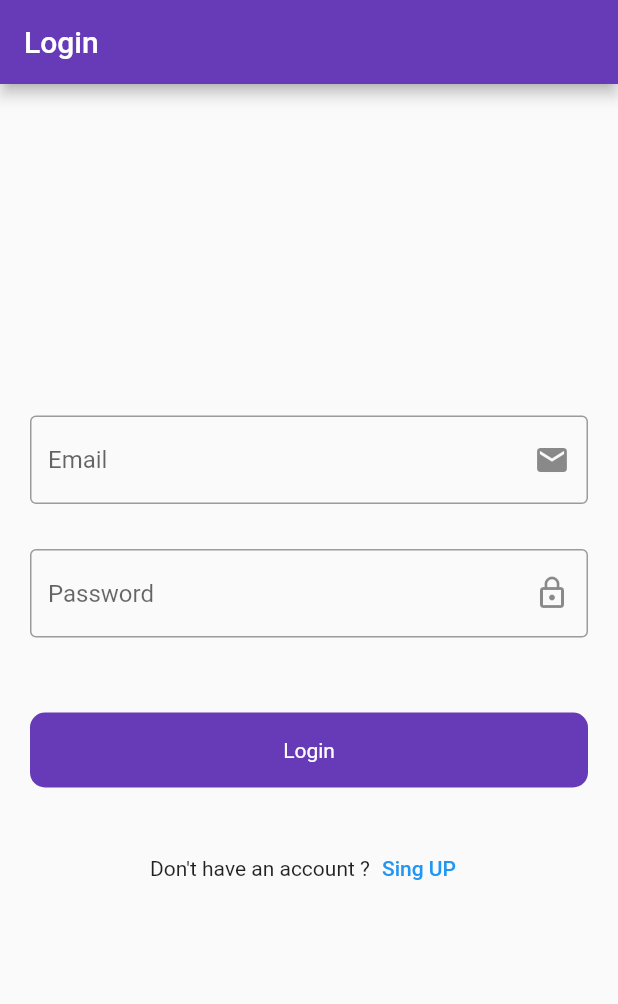
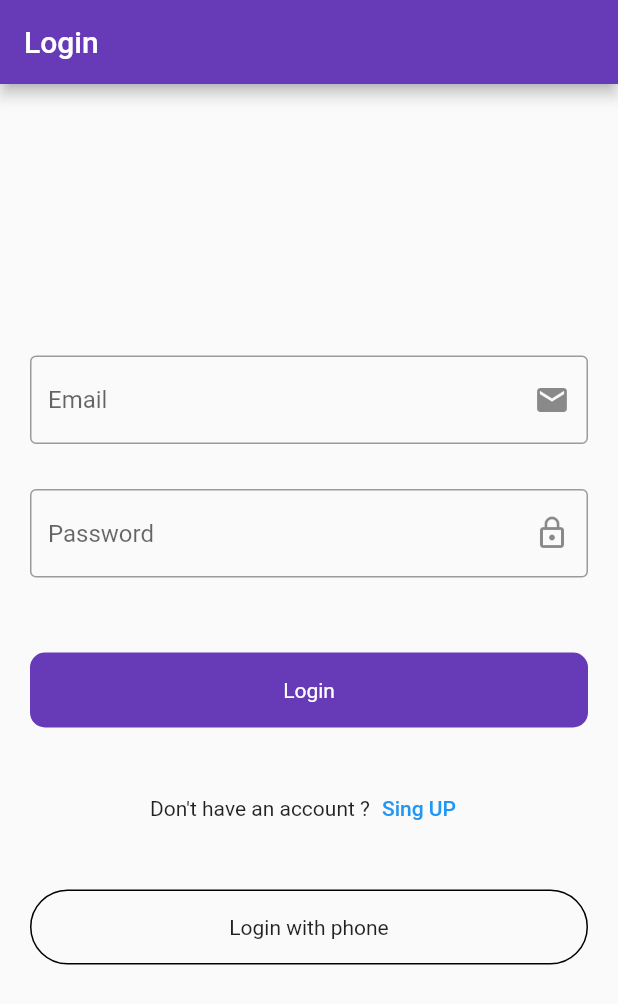
Before and after one commit to ahmedalgzery/Firebase, a Flutter app: the screen it shows after launch, on a phone screen of 412 x 824 dp. Shown: the top 1004 px of the screen. Run offline on Flutter 3.47's test engine with Material 2 defaults, Android fonts, the phone set to English and light mode, and no system bars; our stand-ins replace firebase_auth, firebase_core, fluttertoast; missing offline and left inert: dart:html; accounts and stored records are empty.

Commit message:
Part - 10 | Flutter Firebase Phone Authentication

```diff
--- a/lib/ui/auth/login_screen.dart
+++ b/lib/ui/auth/login_screen.dart
@@ -1,3 +1,4 @@
+import 'package:firebase/ui/auth/login_with_phone.dart';
 import 'package:firebase/ui/auth/sinup_screen.dart';
 import 'package:firebase/ui/posts/post_screen.dart';
 import 'package:firebase/utils/utils.dart';
@@ -144,6 +145,28 @@ class _LoginScreenState extends State<LoginScreen> {
                     ),
                   ),
                 ],
+              ),
+              const SizedBox(
+                height: 30,
+              ),
+              InkWell(
+                onTap: () {
+                  Navigator.push(
+                    context,
+                    MaterialPageRoute(
+                      builder: (context) => const LoginWithPhone(),
+                    ),
+                  );
+                },
+                child: Container(
+                  height: 50,
+                  decoration: BoxDecoration(
+                      borderRadius: BorderRadius.circular(50),
+                      border: Border.all(color: Colors.black)),
+                  child: const Center(
+                    child: Text('Login with phone'),
+                  ),
+                ),
               )
             ],
           ),
--- a/lib/widgets/round_button.dart
+++ b/lib/widgets/round_button.dart
@@ -5,10 +5,14 @@ class RoundButton extends StatelessWidget {
       {super.key,
       required this.title,
       required this.onTap,
-      this.loading = false});
+      this.loading = false,
+      this.color = Colors.deepPurple,
+      this.borderRadius = 10.0});
   final String title;
   final VoidCallback onTap;
   final bool loading;
+  final Color color;
+  final double borderRadius;
   @override
   Widget build(BuildContext context) {
     return InkWell(
```
Also changed, not shown: lib/ui/auth/login_with_phone.dart (added, +93 -0 lines), lib/ui/auth/verfiy_code.dart (added, +85 -0 lines).
